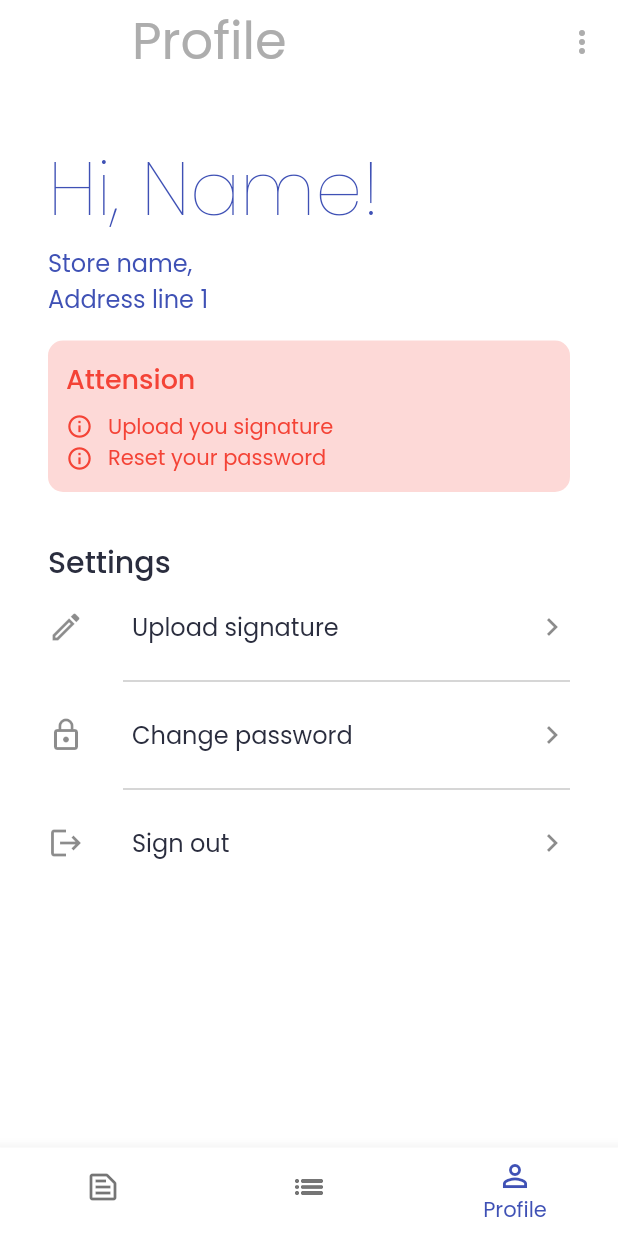
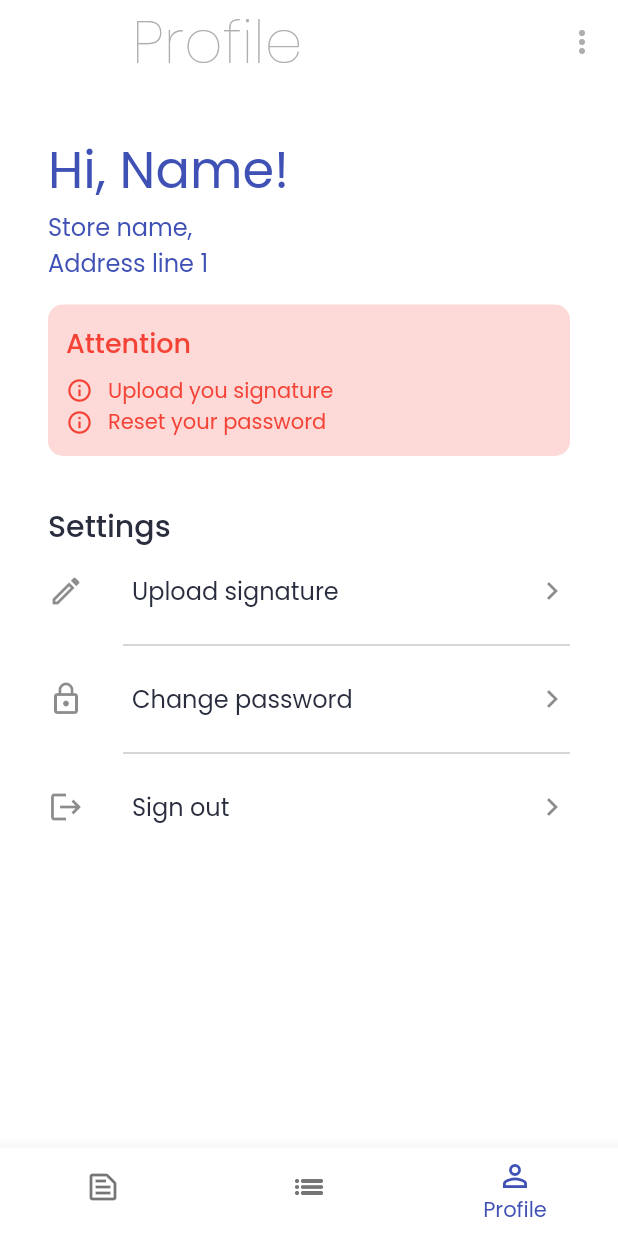
Before and after one commit to IamAKX/fastcheque, a Flutter app: the StaffHomeContainer screen opened by its route, item 3 of the bottom bar chosen, on a phone screen of 412 x 824 dp. Run offline on Flutter 3.47's test engine with Material 2 defaults, Android fonts, the phone set to English and light mode, and no system bars; our stand-ins replace dropdown_search, google_fonts.

Commit message:
Heading font changed

```diff
--- a/lib/screens/staff/staff_profile/staff_profile.dart
+++ b/lib/screens/staff/staff_profile/staff_profile.dart
@@ -18,8 +18,7 @@ class _StaffProfileState extends State<StaffProfile> {
       children: [
         Text(
           'Hi, Name!',
-          style: Theme.of(context).textTheme.headline1?.copyWith(
-                fontSize: 50,
+          style: Theme.of(context).textTheme.headline4?.copyWith(
                 color: primaryColor,
               ),
         ),
--- a/lib/widgets/error_information.dart
+++ b/lib/widgets/error_information.dart
@@ -20,7 +20,7 @@ class ErrorInformation extends StatelessWidget {
         crossAxisAlignment: CrossAxisAlignment.start,
         children: [
           Text(
-            'Attension',
+            'Attention',
             style: Theme.of(context).textTheme.headline6?.copyWith(
                   color: Colors.red,
                   fontSize: 18,
--- a/lib/widgets/heading.dart
+++ b/lib/widgets/heading.dart
@@ -14,7 +14,7 @@ class Heading extends StatelessWidget {
       padding: const EdgeInsets.all(defaultPadding),
       child: Text(
         title,
-        style: Theme.of(context).textTheme.headline4,
+        style: Theme.of(context).textTheme.headline1?.copyWith(fontSize: 40),
       ),
     );
   }
```
